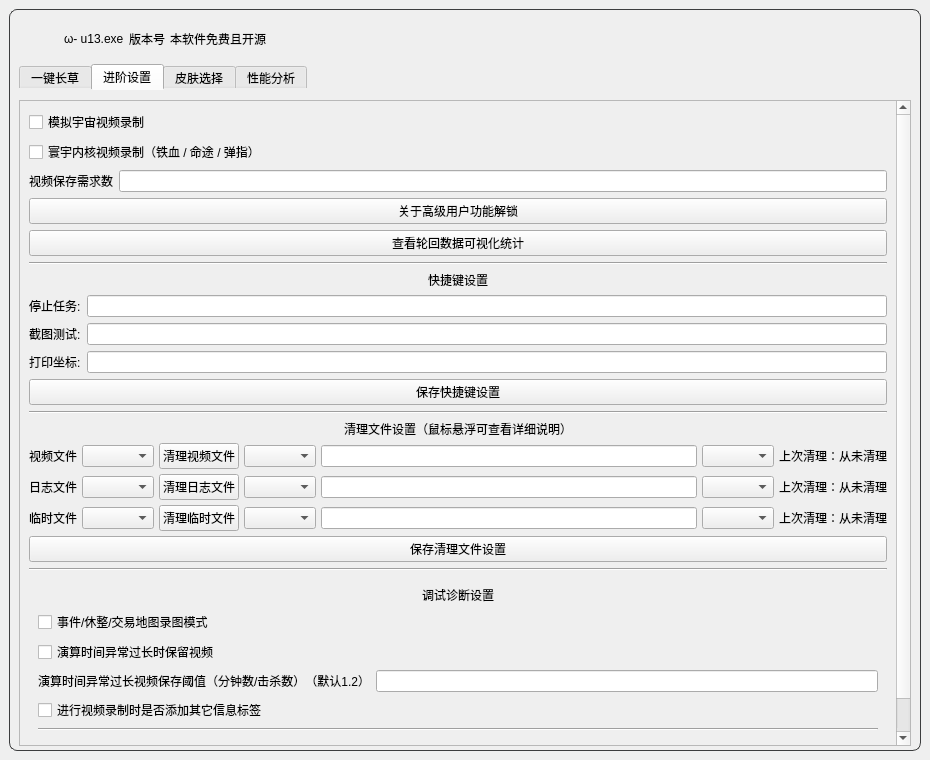
qlx3264/Simulated_Scepter, file resource/ui/UI.ui: the form before one commit.
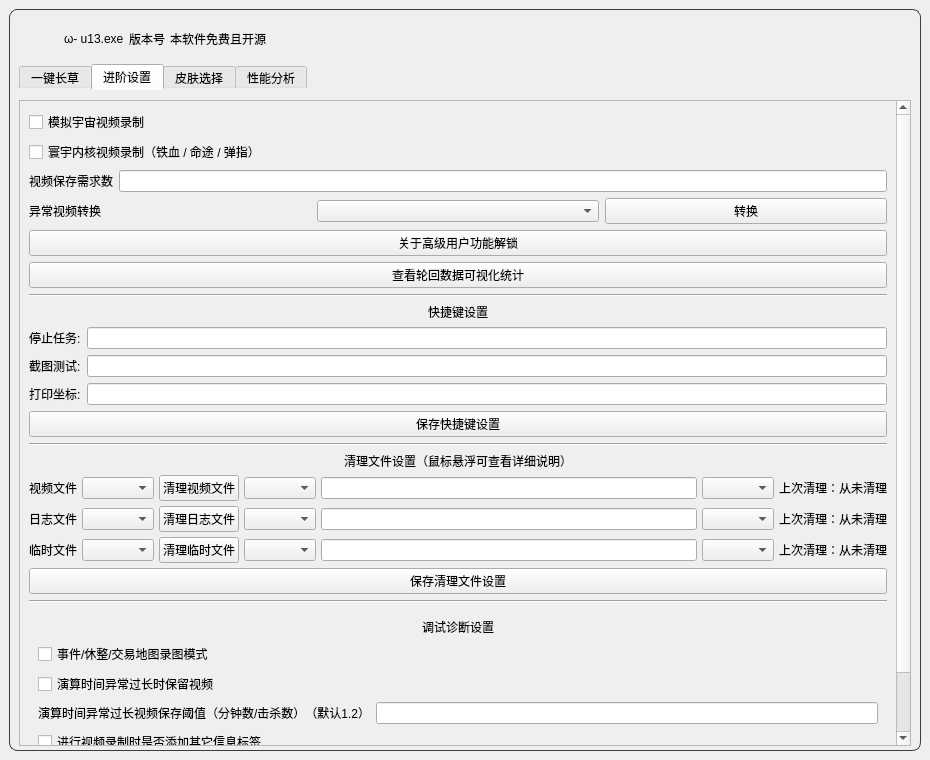
The form after the commit. The open tabs and pages were chosen to show the change. Icons and pictures are not drawn.

Commit message: update thread monitoring and automatic video conversion button

The edit to the form file:
```diff
--- a/resource/ui/UI.ui
+++ b/resource/ui/UI.ui
@@ -1041,6 +1041,37 @@
                     </item>
                    </layout>
                   </item>
+                  <item>
+                   <layout class="QHBoxLayout" name="horizontalLayout_video_convert">
+                    <item>
+                     <widget class="QLabel" name="video_convert_label">
+                      <property name="FixedWidth">
+                       <number>112</number>
+                      </property>
+                      <property name="text">
+                       <string>异常视频转换</string>
+                      </property>
+                     </widget>
+                    </item>
+                    <item stretch="1">
+                     <widget class="QComboBox" name="video_convert_mode_combo">
+                      <property name="toolTip">
+                       <string>选择异常录像的封装方式</string>
+                      </property>
+                     </widget>
+                    </item>
+                    <item>
+                     <widget class="QPushButton" name="video_convert_btn">
+                      <property name="FixedWidth">
+                       <number>96</number>
+                      </property>
+                      <property name="text">
+                       <string>转换</string>
+                      </property>
+                     </widget>
+                    </item>
+                   </layout>
+                  </item>
                   <item>
                    <widget class="QPushButton" name="Aboutupdatelock">
                     <property name="text">
@@ -1417,6 +1448,19 @@
                     </property>
                    </widget>
                   </item>
+                  <item>
+                   <spacer name="verticalSpacer_currency_war">
+                    <property name="orientation">
+                     <enum>Qt::Vertical</enum>
+                    </property>
+                    <property name="sizeHint" stdset="0">
+                     <size>
+                      <width>20</width>
+                      <height>40</height>
+                     </size>
+                    </property>
+                   </spacer>
+                  </item>
                  </layout>
                 </widget>
                </widget>
```
Left out of the diff: 45 changed lines with no effect on the pictures. The commit also changes 11 other files.
